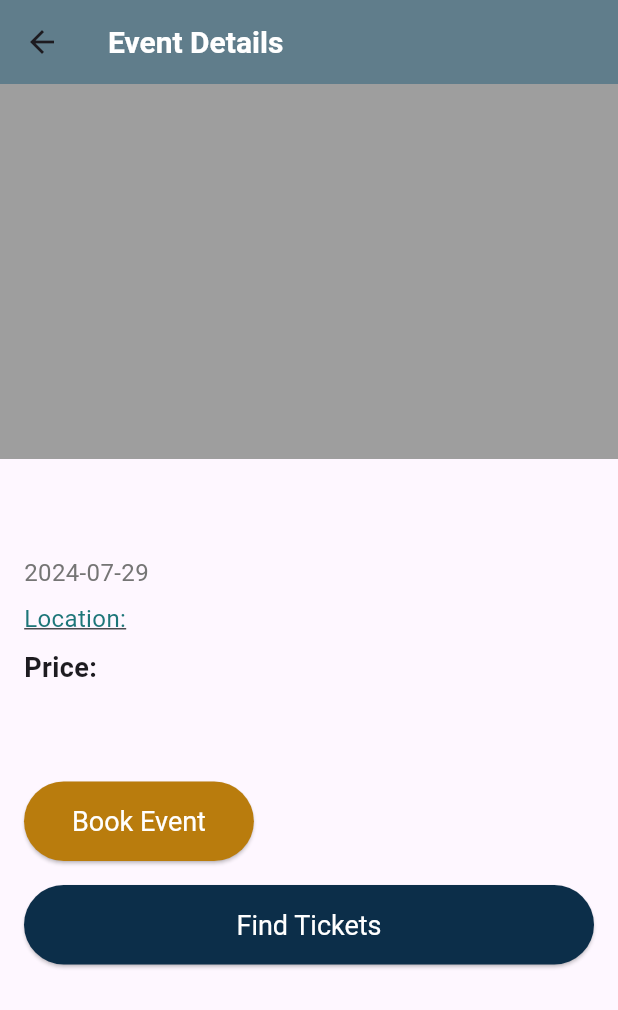
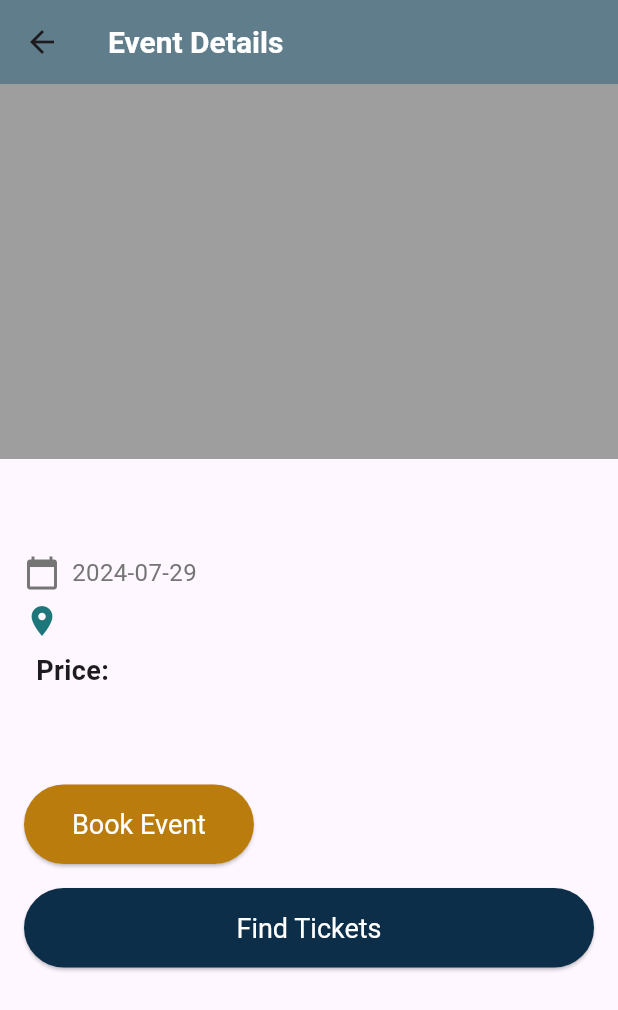
Before and after one commit to katungyebrendan/Event_management, a Flutter app: the EventDetailsPage screen opened directly with empty values, on a phone screen of 412 x 824 dp. Shown: the top 1010 px of the screen. Run offline on Flutter 3.47's test engine with Material 3 defaults, Android fonts, the phone set to English and light mode, and no system bars; our stand-ins replace barcode_widget, cloud_firestore, firebase_auth, firebase_core, firebase_messaging, firebase_storage and 6 more; missing offline and left inert: flutterwave_standard, ticket_widget; accounts and stored records are empty.

Commit message:
added icons

```diff
--- a/lib/user/event_detail.dart
+++ b/lib/user/event_detail.dart
@@ -103,12 +103,18 @@ class _EventDetailsPageState extends State<EventDetailsPage> {
                     ),
                   ),
                   const SizedBox(height: 8),
+                  Row(
+                    children: [
+                      Icon(Icons.calendar_today, color: Colors.grey[600]),
+                      const SizedBox(width: 8),
                       Text(
                         DateFormat('yyyy-MM-dd').format(widget.date),
                         style: TextStyle(
                           color: Colors.grey[600],
                           fontSize: 16,
                         ),
+                      ),
+                    ],
                   ),
                   const SizedBox(height: 8),
                   GestureDetector(
@@ -126,22 +132,33 @@ class _EventDetailsPageState extends State<EventDetailsPage> {
                         ),
                       );
                     },
-                    child: Text(
-                      'Location: ${widget.location}',
+                    child: Row(
+                      children: [
+                        Icon(Icons.location_on, color: Color(0xff1d7679)),
+                        const SizedBox(width: 8),
+                        Text(
+                          widget.location,
                           style: TextStyle(
                             color: Color(0xff1d7679),
                             decoration: TextDecoration.underline,
                             fontSize: 16,
                           ),
                         ),
+                      ],
+                    ),
                   ),
                   const SizedBox(height: 8),
+                  Row(
+                    children: [
+                      const SizedBox(width: 8),
                       Text(
                         'Price: ${widget.price}',
                         style: const TextStyle(
                           fontSize: 18,
                           fontWeight: FontWeight.bold,
                         ),
+                      ),
+                    ],
                   ),
                   const SizedBox(height: 16),
                   Text(
--- a/pubspec.yaml
+++ b/pubspec.yaml
@@ -35,6 +35,7 @@ dependencies:
   printing: ^5.12.0
   flutter_file_dialog: ^3.0.2
   screenshot: ^2.5.0
+  carousel_slider: ^4.2.1
 
 
 
```
Lines whose indentation alone changed are shown as unchanged.
